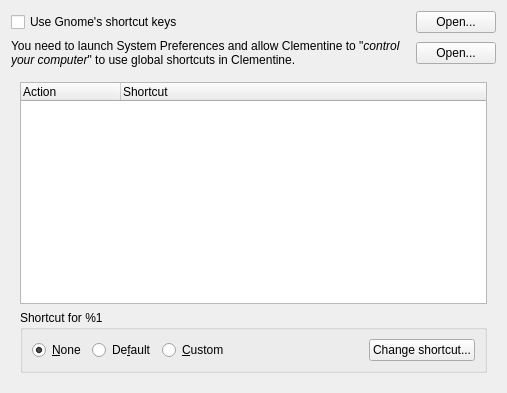
Qt form src/ui/globalshortcutssettingspage.ui (clementine-player/Clementine) before a commit.
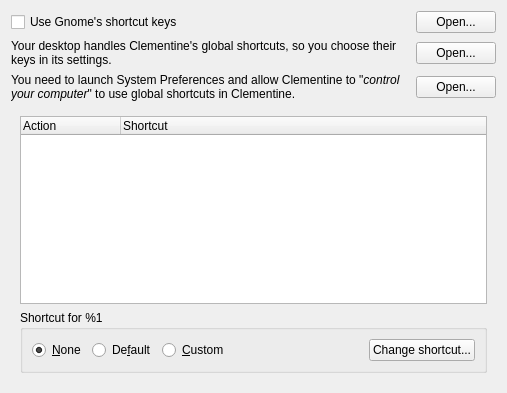
The same form after that commit. Icons and pictures are not drawn.

Commit message: Bind global shortcuts through the desktop portal on Wayland

Patch:
```diff
--- a/src/ui/globalshortcutssettingspage.ui
+++ b/src/ui/globalshortcutssettingspage.ui
@@ -56,6 +56,47 @@
      </layout>
     </widget>
    </item>
+   <item>
+    <widget class="QWidget" name="portal_container" native="true">
+     <layout class="QHBoxLayout" name="horizontalLayout_4">
+      <property name="leftMargin">
+       <number>0</number>
+      </property>
+      <property name="topMargin">
+       <number>0</number>
+      </property>
+      <property name="rightMargin">
+       <number>0</number>
+      </property>
+      <property name="bottomMargin">
+       <number>0</number>
+      </property>
+      <item>
+       <widget class="QLabel" name="portal_label">
+        <property name="sizePolicy">
+         <sizepolicy hsizetype="Expanding" vsizetype="Preferred">
+          <horstretch>0</horstretch>
+          <verstretch>0</verstretch>
+         </sizepolicy>
+        </property>
+        <property name="text">
+         <string>Your desktop handles Clementine's global shortcuts, so you choose their keys in its settings.</string>
+        </property>
+        <property name="wordWrap">
+         <bool>true</bool>
+        </property>
+       </widget>
+      </item>
+      <item>
+       <widget class="QPushButton" name="portal_open">
+        <property name="text">
+         <string>Open...</string>
+        </property>
+       </widget>
+      </item>
+     </layout>
+    </widget>
+   </item>
    <item>
     <widget class="QWidget" name="mac_container" native="true">
      <layout class="QHBoxLayout" name="horizontalLayout_3">
```
The commit also changes 9 other files.
